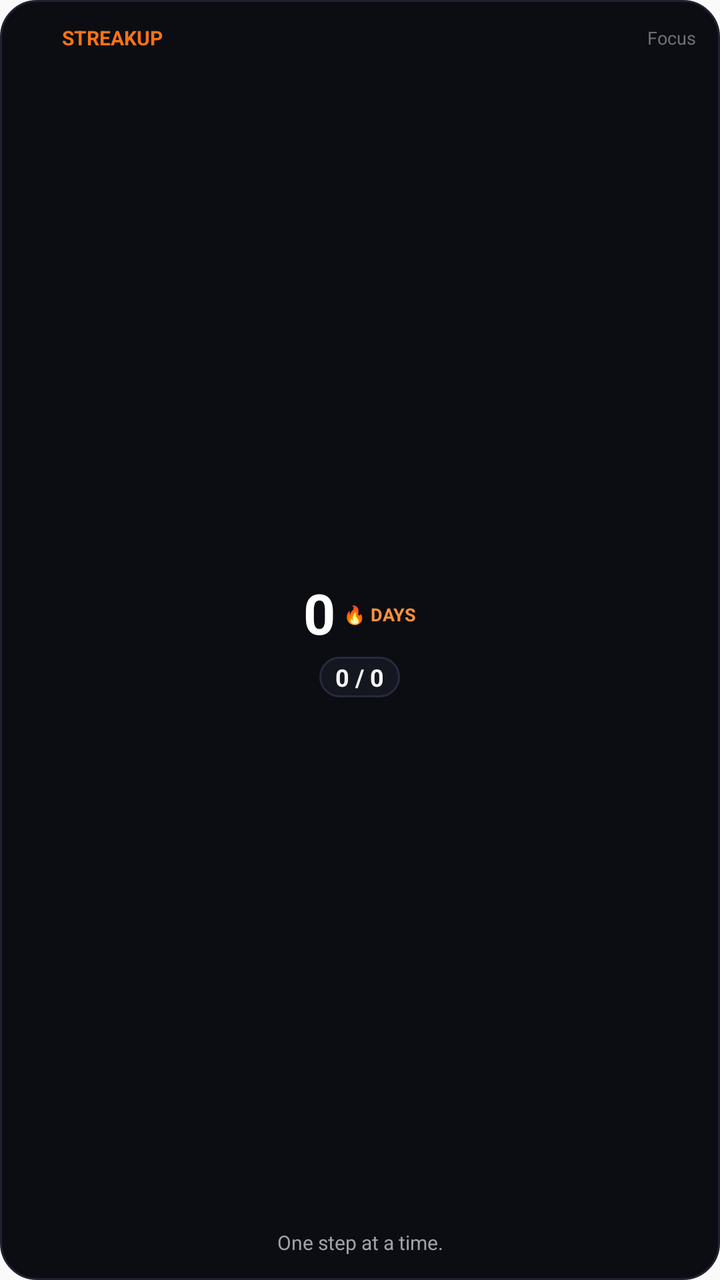
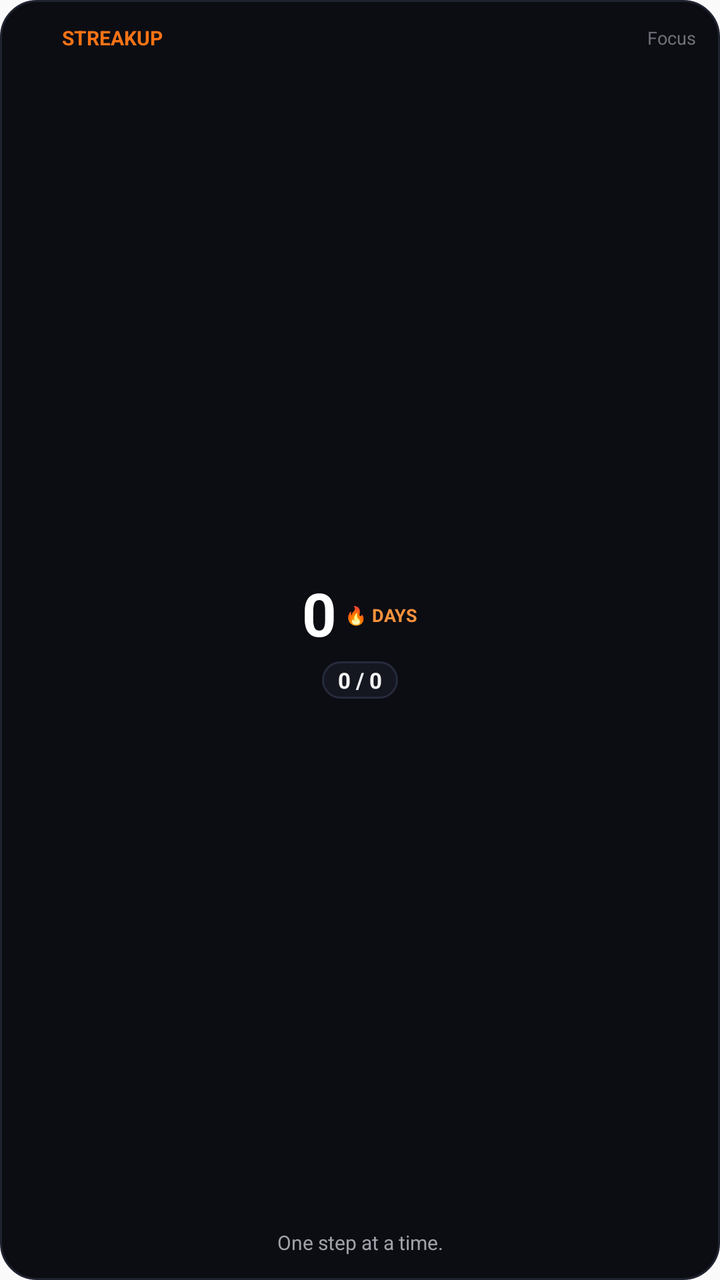

Before-and-after screenshots of an Android layout around one commit, followed by the original layout XML and the change that was made.
<!-- AndroidManifest.xml: application theme AppTheme -->
<!-- res/layout/widget_streakup.xml -->
<?xml version="1.0" encoding="utf-8"?>
<RelativeLayout xmlns:android="http://schemas.android.com/apk/res/android"
    android:id="@+id/widget_root"
    android:layout_width="match_parent"
    android:layout_height="match_parent"
    android:background="@drawable/widget_background"
    android:padding="12dp">

    
    <LinearLayout
        android:id="@+id/widget_logged_in_container"
        android:layout_width="match_parent"
        android:layout_height="match_parent"
        android:gravity="center_horizontal"
        android:orientation="vertical"
        android:visibility="visible">

        
        <LinearLayout
            android:layout_width="match_parent"
            android:layout_height="wrap_content"
            android:gravity="center_vertical"
            android:orientation="horizontal">

            <ImageView
                android:id="@+id/widget_logo_icon"
                android:layout_width="14dp"
                android:layout_height="14dp"
                android:contentDescription="@string/app_name"
                android:src="@mipmap/ic_launcher" />

            <TextView
                android:id="@+id/widget_app_title"
                android:layout_width="0dp"
                android:layout_height="wrap_content"
                android:layout_marginStart="5dp"
                android:layout_weight="1"
                android:text="STREAKUP"
                android:textColor="#f97316"
                android:textSize="10sp"
                android:textStyle="bold" />

            <TextView
                android:id="@+id/widget_user_name"
                android:layout_width="wrap_content"
                android:layout_height="wrap_content"
                android:ellipsize="end"
                android:maxLines="1"
                android:text="Focus"
                android:textColor="#71717a"
                android:textSize="9sp" />
        </LinearLayout>

        
        <LinearLayout
            android:layout_width="match_parent"
            android:layout_height="0dp"
            android:layout_weight="1"
            android:gravity="center"
            android:orientation="vertical">

            
            <LinearLayout
                android:layout_width="wrap_content"
                android:layout_height="wrap_content"
                android:gravity="center_vertical"
                android:orientation="horizontal">

                <TextView
                    android:id="@+id/widget_streak_count"
                    android:layout_width="wrap_content"
                    android:layout_height="wrap_content"
                    android:includeFontPadding="false"
                    android:text="0"
                    android:textColor="#ffffff"
                    android:textSize="28sp"
                    android:textStyle="bold" />

                <TextView
                    android:id="@+id/widget_streak_unit"
                    android:layout_width="wrap_content"
                    android:layout_height="wrap_content"
                    android:layout_marginStart="4dp"
                    android:includeFontPadding="false"
                    android:text="🔥 DAYS"
                    android:textColor="#fb923c"
                    android:textSize="9sp"
                    android:textStyle="bold" />
            </LinearLayout>

            
            <LinearLayout
                android:id="@+id/widget_tasks_container"
                android:layout_width="wrap_content"
                android:layout_height="wrap_content"
                android:layout_marginTop="4dp"
                android:background="@drawable/widget_tasks_background"
                android:gravity="center"
                android:orientation="horizontal"
                android:paddingStart="8dp"
                android:paddingTop="2dp"
                android:paddingEnd="8dp"
                android:paddingBottom="2dp">

                <TextView
                    android:id="@+id/widget_tasks_count"
                    android:layout_width="wrap_content"
                    android:layout_height="wrap_content"
                    android:text="0 / 0"
                    android:textColor="#f4f4f5"
                    android:textSize="12sp"
                    android:textStyle="bold" />
            </LinearLayout>
        </LinearLayout>

        
        <TextView
            android:id="@+id/widget_status_message"
            android:layout_width="match_parent"
            android:layout_height="wrap_content"
            android:ellipsize="end"
            android:gravity="center"
            android:maxLines="2"
            android:text="One step at a time."
            android:textAlignment="center"
            android:textColor="#a1a1aa"
            android:textSize="10sp" />
    </LinearLayout>

    
    <LinearLayout
        android:id="@+id/widget_logged_out_container"
        android:layout_width="match_parent"
        android:layout_height="match_parent"
        android:gravity="center"
        android:orientation="vertical"
        android:visibility="gone">

        <ImageView
            android:layout_width="22dp"
            android:layout_height="22dp"
            android:contentDescription="@string/app_name"
            android:src="@mipmap/ic_launcher" />

        <TextView
            android:layout_width="wrap_content"
            android:layout_height="wrap_content"
            android:layout_marginTop="3dp"
            android:text="StreakUp"
            android:textColor="#ffffff"
            android:textSize="12sp"
            android:textStyle="bold" />

        <TextView
            android:id="@+id/widget_logged_out_message"
            android:layout_width="wrap_content"
            android:layout_height="wrap_content"
            android:layout_marginTop="2dp"
            android:gravity="center"
            android:text="Tap to sign in"
            android:textColor="#71717a"
            android:textSize="10sp" />
    </LinearLayout>

</RelativeLayout>
<!-- resources referenced by this layout -->
<resources>
  <!-- drawable widget_background (drawable) -->
  <?xml version="1.0" encoding="utf-8"?>
  <shape xmlns:android="http://schemas.android.com/apk/res/android"
      android:shape="rectangle">
      <solid android:color="#0c0d12" />
      <corners android:radius="18dp" />
      <stroke
          android:width="1dp"
          android:color="#1f2330" />
  </shape>
  <!-- drawable widget_tasks_background (drawable) -->
  <?xml version="1.0" encoding="utf-8"?>
  <shape xmlns:android="http://schemas.android.com/apk/res/android"
      android:shape="rectangle">
      <solid android:color="#141720" />
      <corners android:radius="10dp" />
      <stroke
          android:width="1dp"
          android:color="#262b3d" />
  </shape>
  <!-- mipmap ic_launcher (mipmap-anydpi-v26) -->
  <?xml version="1.0" encoding="utf-8"?>
  <adaptive-icon xmlns:android="http://schemas.android.com/apk/res/android">
      <background android:drawable="@color/ic_launcher_background"/>
      <foreground>
          <inset
              android:drawable="@mipmap/ic_launcher_foreground"
              android:inset="16%" />
      </foreground>
  </adaptive-icon>
  <string name="app_name">StreakUp</string>
  <style name="AppTheme" parent="Theme.AppCompat.Light.DarkActionBar">
          
          <item name="colorPrimary">@color/colorPrimary</item>
          <item name="colorPrimaryDark">@color/colorPrimaryDark</item>
          <item name="colorAccent">@color/colorAccent</item>
      </style>
  <color name="ic_launcher_background">#09090b</color>
</resources>

<!-- the commit's change to res/layout/widget_streakup.xml (unified diff, before → after) -->
@@ -73,7 +73,7 @@
                     android:includeFontPadding="false"
                     android:text="0"
                     android:textColor="#ffffff"
-                    android:textSize="28sp"
+                    android:textSize="30sp"
                     android:textStyle="bold" />
 
                 <TextView
@@ -93,22 +93,50 @@
                 android:id="@+id/widget_tasks_container"
                 android:layout_width="wrap_content"
                 android:layout_height="wrap_content"
-                android:layout_marginTop="4dp"
+                android:layout_marginTop="5dp"
                 android:background="@drawable/widget_tasks_background"
                 android:gravity="center"
                 android:orientation="horizontal"
                 android:paddingStart="8dp"
                 android:paddingTop="2dp"
                 android:paddingEnd="8dp"
-                android:paddingBottom="2dp">
+                android:paddingBottom="2dp"
+                android:visibility="visible">
 
                 <TextView
                     android:id="@+id/widget_tasks_count"
                     android:layout_width="wrap_content"
                     android:layout_height="wrap_content"
+                    android:gravity="center"
                     android:text="0 / 0"
                     android:textColor="#f4f4f5"
-                    android:textSize="12sp"
+                    android:textSize="11sp"
+                    android:textStyle="bold" />
+            </LinearLayout>
+
+            
+            <LinearLayout
+                android:id="@+id/widget_tasks_completed_container"
+                android:layout_width="wrap_content"
+                android:layout_height="wrap_content"
+                android:layout_marginTop="5dp"
+                android:background="@drawable/widget_tasks_completed_background"
+                android:gravity="center"
+                android:orientation="horizontal"
+                android:paddingStart="8dp"
+                android:paddingTop="2dp"
+                android:paddingEnd="8dp"
+                android:paddingBottom="2dp"
+                android:visibility="gone">
+
+                <TextView
+                    android:id="@+id/widget_tasks_completed_count"
+                    android:layout_width="wrap_content"
+                    android:layout_height="wrap_content"
+                    android:gravity="center"
+                    android:text="0 / 0"
+                    android:textColor="#34d399"
+                    android:textSize="11sp"
                     android:textStyle="bold" />
             </LinearLayout>
         </LinearLayout>
@@ -122,7 +150,6 @@
             android:gravity="center"
             android:maxLines="2"
             android:text="One step at a time."
-            android:textAlignment="center"
             android:textColor="#a1a1aa"
             android:textSize="10sp" />
     </LinearLayout>
<!-- resource entries referenced after the edit -->
@@ -20,6 +20,16 @@
           android:width="1dp"
           android:color="#262b3d" />
   </shape>
+  <!-- drawable widget_tasks_completed_background (drawable) -->
+  <?xml version="1.0" encoding="utf-8"?>
+  <shape xmlns:android="http://schemas.android.com/apk/res/android"
+      android:shape="rectangle">
+      <solid android:color="#0f1f17" />
+      <corners android:radius="10dp" />
+      <stroke
+          android:width="1dp"
+          android:color="#166534" />
+  </shape>
   <!-- mipmap ic_launcher (mipmap-anydpi-v26) -->
   <?xml version="1.0" encoding="utf-8"?>
   <adaptive-icon xmlns:android="http://schemas.android.com/apk/res/android">
